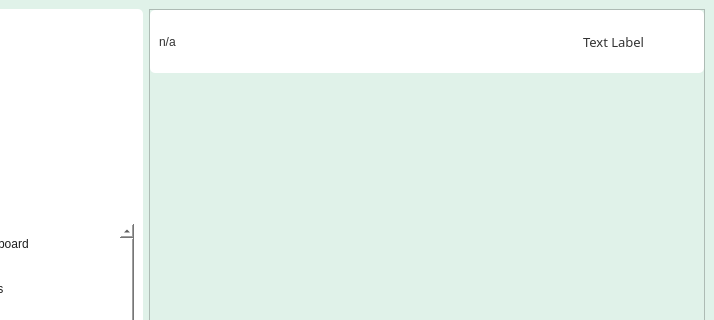
Kazu0210/Inventory-System, file app/src/ui/final_ui/main_window.ui: the form before one commit; both pictures show x 86 to 800 and y 0 to 320 of the 800 by 600 pixel window.
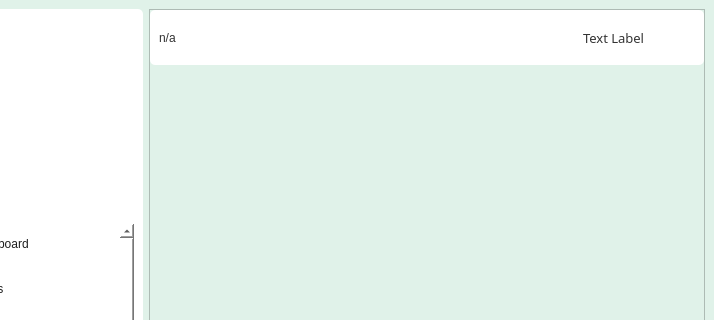
The form after the commit. Icons and pictures are not drawn.

The edit to the form file:
```diff
--- a/app/src/ui/final_ui/main_window.ui
+++ b/app/src/ui/final_ui/main_window.ui
@@ -1555,13 +1555,13 @@
            <number>9</number>
           </property>
           <property name="topMargin">
-           <number>9</number>
+           <number>5</number>
           </property>
           <property name="rightMargin">
            <number>9</number>
           </property>
           <property name="bottomMargin">
-           <number>9</number>
+           <number>5</number>
           </property>
           <item>
            <widget class="QFrame" name="frame_33">
```
